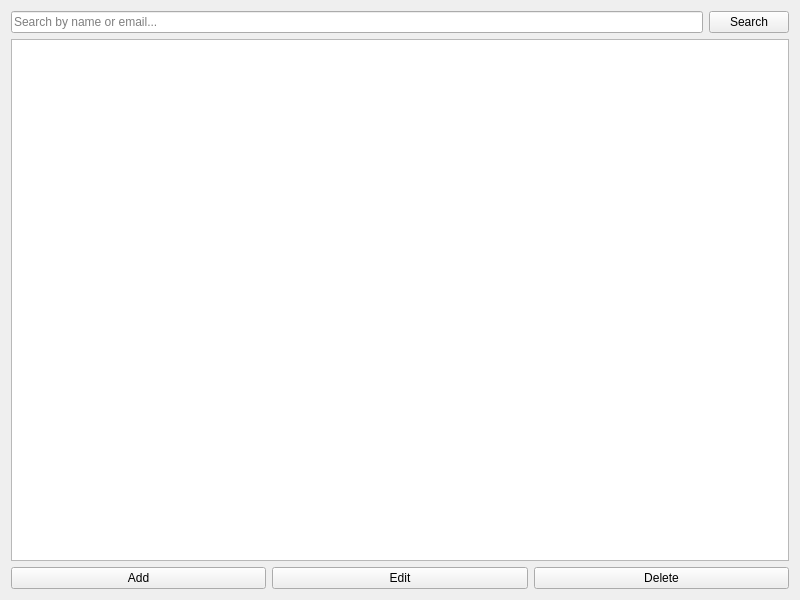
First picture: the form in customers.ui, repository WeWeBunnyX/HotelReservationSQL_Application, before the edit.
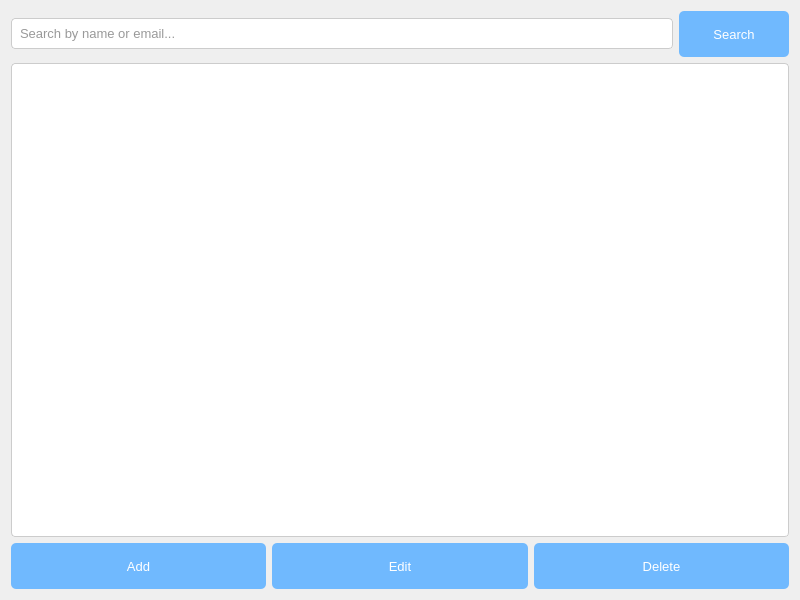
Second picture: the form after the edit.

```diff
--- a/customers.ui
+++ b/customers.ui
@@ -13,6 +13,93 @@
   <property name="windowTitle">
    <string>Customers Module</string>
   </property>
+  <property name="styleSheet">
+   <string notr="true">CustomersModule {
+    background-color: #f0f0f0;
+    color: #333333;
+    font-family: 'Segoe UI', Arial, sans-serif;
+    font-size: 13px;
+}
+
+QLabel {
+    font-size: 14px;
+    color: #333333;
+}
+
+QPushButton {
+    background-color: #70B9FE;
+    color: #ffffff;
+    border: none;
+    border-radius: 5px;
+    padding: 8px 15px;
+    font-size: 13px;
+    min-height: 30px;
+    min-width: 80px;
+}
+
+QPushButton:hover {
+    background-color: #5aa9fe;
+}
+
+QPushButton:pressed {
+    background-color: #4a99fe;
+}
+
+QPushButton:disabled {
+    background-color: #cccccc;
+    color: #666666;
+}
+
+QLineEdit {
+    background-color: #ffffff;
+    border: 1px solid #cccccc;
+    border-radius: 4px;
+    padding: 6px;
+    font-size: 13px;
+    color: #333333;
+}
+
+QLineEdit:focus {
+    border-color: #70B9FE;
+    box-shadow: 0 0 5px rgba(112, 185, 254, 0.5);
+}
+
+QLineEdit[placeholderText] {
+    color: #788596;
+}
+
+QTableView {
+    background-color: #ffffff;
+    border: 1px solid #cccccc;
+    border-radius: 4px;
+    gridline-color: #e6e6e6;
+    font-size: 12px;
+    color: #333333;
+    min-height: 400px;
+}
+
+QTableView::item {
+    padding: 4px;
+}
+
+QTableView::item:selected {
+    background-color: #70B9FE;
+    color: #ffffff;
+}
+
+QHeaderView::section {
+    background-color: #e6e6e6;
+    border: none;
+    padding: 6px;
+    font-size: 13px;
+    font-weight: bold;
+    color: #333333;
+}
+
+QHeaderView::section:hover {
+    background-color: #d6d6d6;
+}</string>
+  </property>
   <layout class="QVBoxLayout" name="mainLayout">
    <item>
     <layout class="QHBoxLayout" name="searchLayout">
```
Left out of the diff: 12 changed lines with no effect on the pictures.
